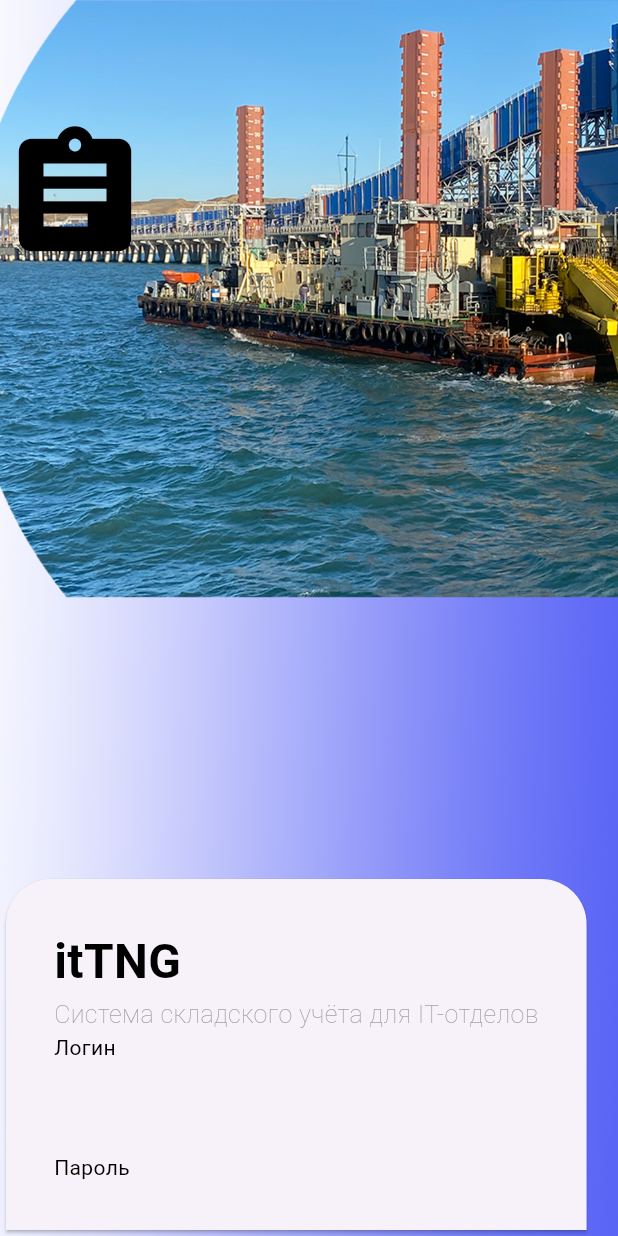
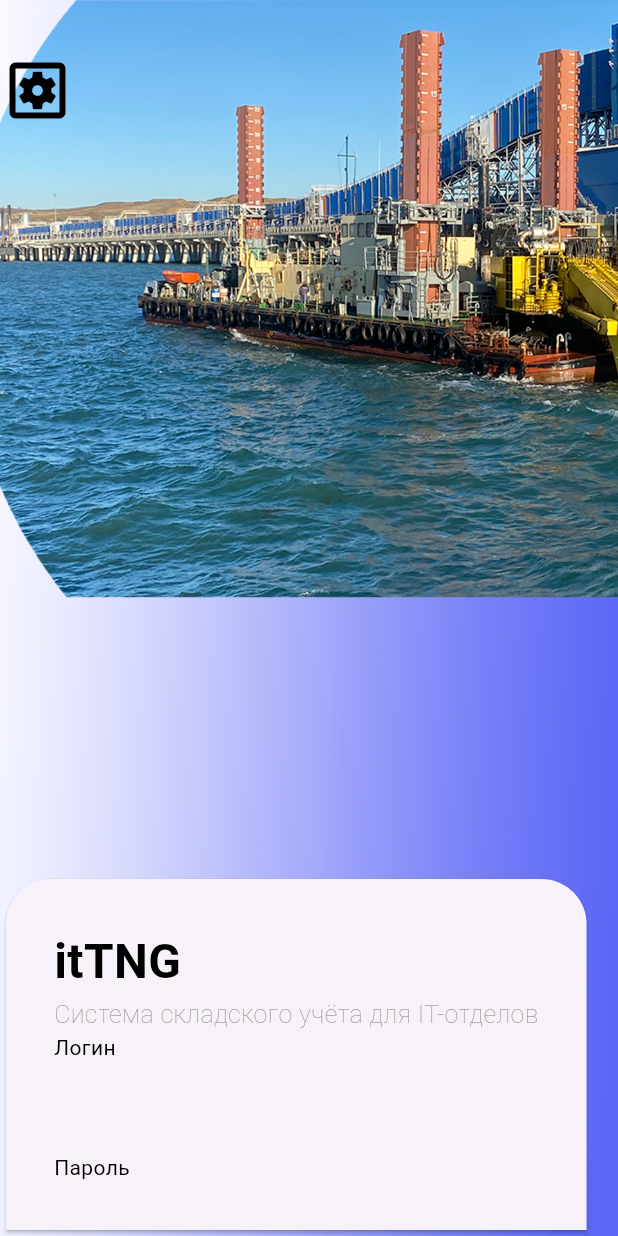
Before and after one commit to OlegPark/IT_TNG, a Flutter app: the screen it shows after launch, on a phone screen of 412 x 824 dp. Run offline on Flutter 3.47's test engine with Material 2 defaults, Android fonts, the phone set to English and light mode, and no system bars; our stand-ins replace firebase_core; accounts and stored records are empty.

```diff
--- a/lib/features/auth/view/auth_screen.dart
+++ b/lib/features/auth/view/auth_screen.dart
@@ -15,7 +15,7 @@ class AuthWidget extends StatelessWidget {
       child: Scaffold(
         backgroundColor: Colors.transparent,
         body: Stack(children: [
-          Positioned(top: 80, child: _buildTop()),
+          Positioned(top: 35, child: _buildTop()),
           Positioned(bottom: 0, child: _buildBottom())
         ]),
       )
@@ -29,8 +29,8 @@ class AuthWidget extends StatelessWidget {
         mainAxisSize: MainAxisSize.min,
         children: [
           Icon(
-            Icons.assignment,
-            size: 100,
+            Icons.settings_applications_outlined,
+            size: 50,
             color: Colors.black,
           ),
         ],
```
Also changed, not shown: lib/features/service/view/service_screen.dart (+61 -0 lines).
